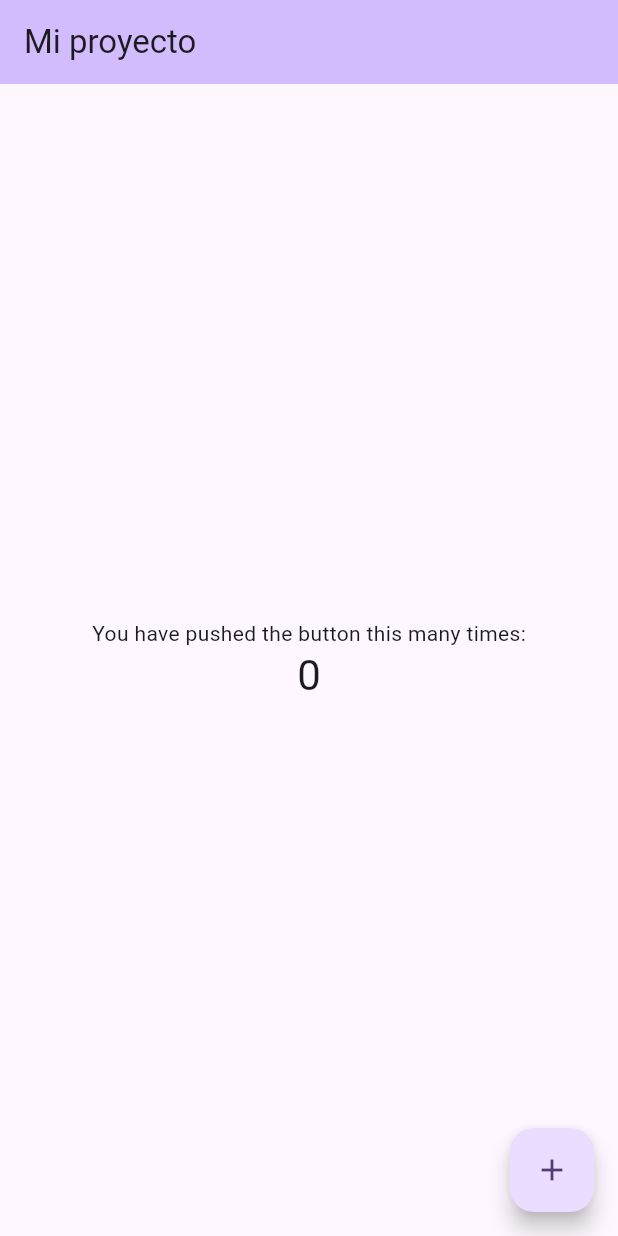
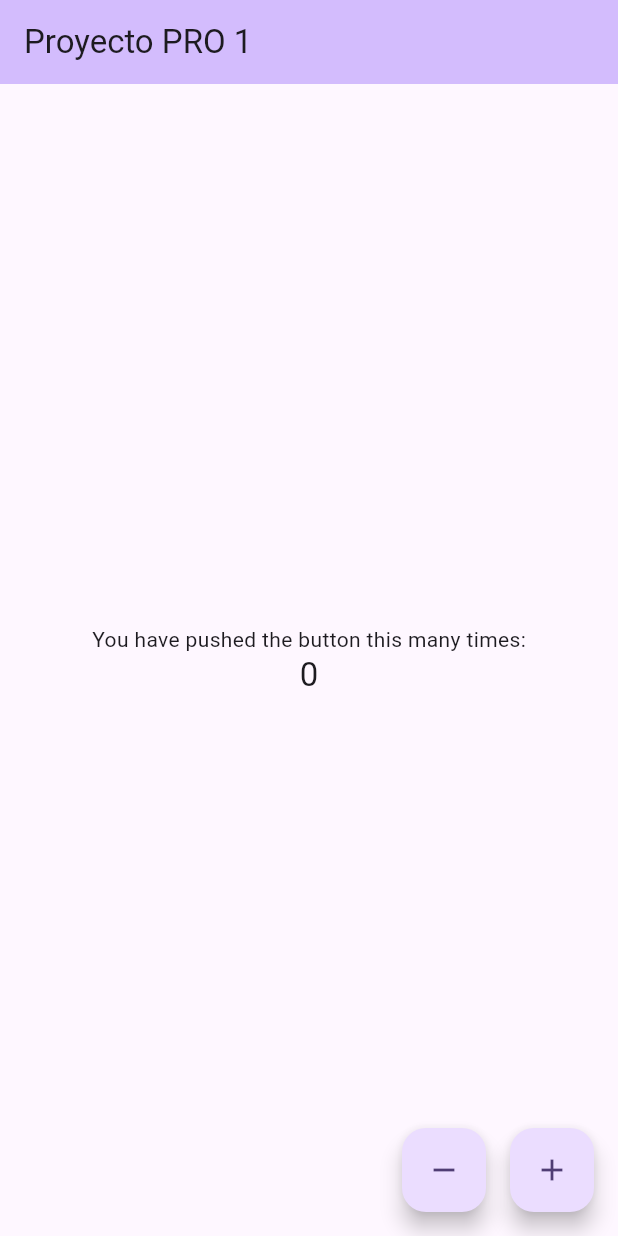
Before and after one commit to AlanOrtiz10/DS52_DMONV_Practicas, a Flutter app: the screen it shows after launch, on a phone screen of 412 x 824 dp. Run offline on Flutter 3.47's test engine with Material 3 defaults, Android fonts, the phone set to English and light mode, and no system bars.

Commit message:
Se termino el proyecto1 concretamente la verdad

```diff
--- a/proyecto1/lib/main.dart
+++ b/proyecto1/lib/main.dart
@@ -31,7 +31,7 @@ class MyApp extends StatelessWidget {
         colorScheme: ColorScheme.fromSeed(seedColor: Colors.deepPurple),
         useMaterial3: true,
       ),
-      home: const MyHomePage(title: 'Mi proyecto'),
+      home: const MyHomePage(title: 'Proyecto PRO 1'),
     );
   }
 }
@@ -56,7 +56,6 @@ class MyHomePage extends StatefulWidget {
 
 class _MyHomePageState extends State<MyHomePage> {
   int _counter = 0;
-  int _counter1 =0;
 
  void _decrementCounter() {
     setState(() {
@@ -65,7 +64,7 @@ class _MyHomePageState extends State<MyHomePage> {
       // so that the display can reflect the updated values. If we changed
       // _counter without calling setState(), then the build method would not be
       // called again, and so nothing would appear to happen.
-      _counter1--;
+      _counter--;
     });
   }
 
@@ -82,39 +81,13 @@ class _MyHomePageState extends State<MyHomePage> {
 
   @override
   Widget build(BuildContext context) {
-    // This method is rerun every time setState is called, for instance as done
-    // by the _incrementCounter method above.
-    //
-    // The Flutter framework has been optimized to make rerunning build methods
-    // fast, so that you can just rebuild anything that needs updating rather
-    // than having to individually change instances of widgets.
     return Scaffold(
       appBar: AppBar(
-        // TRY THIS: Try changing the color here to a specific color (to
-        // Colors.amber, perhaps?) and trigger a hot reload to see the AppBar
-        // change color while the other colors stay the same.
         backgroundColor: Theme.of(context).colorScheme.inversePrimary,
-        // Here we take the value from the MyHomePage object that was created by
-        // the App.build method, and use it to set our appbar title.
         title: Text(widget.title),
       ),
       body: Center(
-        // Center is a layout widget. It takes a single child and positions it
-        // in the middle of the parent.
         child: Column(
-          // Column is also a layout widget. It takes a list of children and
-          // arranges them vertically. By default, it sizes itself to fit its
-          // children horizontally, and tries to be as tall as its parent.
-          //
-          // Column has various properties to control how it sizes itself and
-          // how it positions its children. Here we use mainAxisAlignment to
-          // center the children vertically; the main axis here is the vertical
-          // axis because Columns are vertical (the cross axis would be
-          // horizontal).
-          //
-          // TRY THIS: Invoke "debug painting" (choose the "Toggle Debug Paint"
-          // action in the IDE, or press "p" in the console), to see the
-          // wireframe for each widget.
           mainAxisAlignment: MainAxisAlignment.center,
           children: <Widget>[
             const Text(
@@ -122,17 +95,27 @@ class _MyHomePageState extends State<MyHomePage> {
             ),
             Text(
               '$_counter',
-              style: Theme.of(context).textTheme.headlineMedium,
+              style: Theme.of(context).textTheme.headline6,
             ),
           ],
         ),
       ),
-     floatingActionButton: FloatingActionButton(
-        onPressed: _incrementCounter,
-        tooltip: 'Increment',
-        child: const Icon(Icons.add),
+      floatingActionButton: Row(
+        mainAxisAlignment: MainAxisAlignment.end,
+        children: [
+          FloatingActionButton(
+            onPressed: _decrementCounter,
+            tooltip: 'Decrement',
+            child: const Icon(Icons.remove),
+          ),
+          SizedBox(width: 16),
+          FloatingActionButton(
+            onPressed: _incrementCounter,
+            tooltip: 'Increment',
+            child: const Icon(Icons.add),
+          ),
+        ],
       ),
-
     );
   }
 }
```
